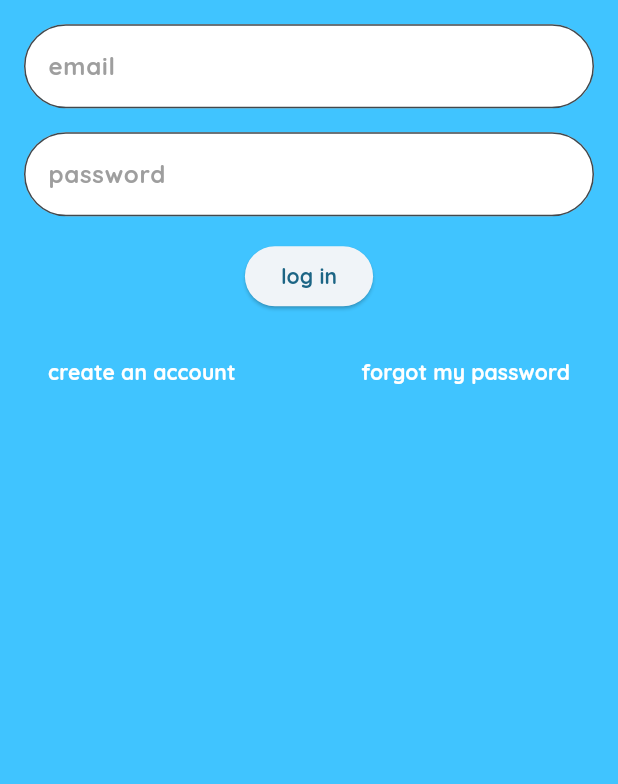
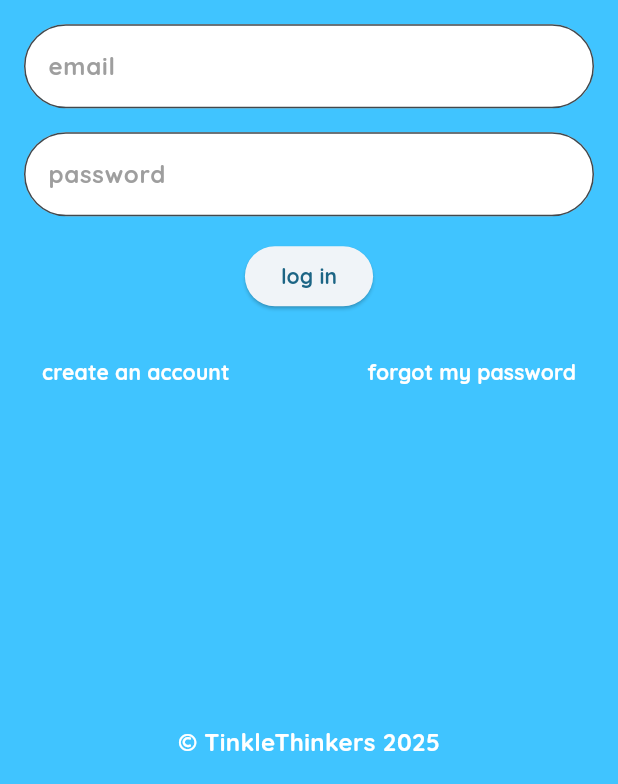
Before and after one commit to pgattic/ratemybowl, a Flutter app: the screen it shows after launch, on a phone screen of 412 x 824 dp, the part 452-1236 px from its top. Run offline on Flutter 3.47's test engine with Material 3 defaults, Android fonts, the phone set to English and light mode, and no system bars; our stand-ins replace audioplayers, flutter_dotenv, flutter_map, flutter_svg, google_fonts, latlong2 and 2 more; accounts and stored records are empty.

Commit message:
Added copyright to login screen :)

```diff
--- a/lib/screens/login_screen.dart
+++ b/lib/screens/login_screen.dart
@@ -95,16 +95,18 @@ class _LoginScreenState extends State<LoginScreen>
   Widget build(BuildContext context) {
     return Scaffold(
       backgroundColor: Colors.lightBlueAccent,
-      body: Center(
+      body: Stack(
+        children: [
+          // Centered content stays exactly where it was
+          Center(
             child: Padding(
               padding: const EdgeInsets.all(16.0),
               child: Column(
-            mainAxisAlignment: MainAxisAlignment.center,
+                mainAxisSize: MainAxisSize.min,
                 children: [
                   RateMyBowlLogo(),
                   const SizedBox(height: 16),
 
-              // Fade-in input fields + buttons
                   FadeTransition(
                     opacity: _fadeInAnimation,
                     child: Column(
@@ -120,8 +122,6 @@ class _LoginScreenState extends State<LoginScreen>
                           controller: _passwordController,
                         ),
                         const SizedBox(height: 16),
-
-                    // Login button
                         ElevatedButton(
                           onPressed: _isLoading ? null : _handleLogin,
                           child: _isLoading
@@ -138,8 +138,6 @@ class _LoginScreenState extends State<LoginScreen>
                               : const Text("log in"),
                         ),
                         const SizedBox(height: 16),
-
-                    // Links row
                         Row(
                           mainAxisAlignment: MainAxisAlignment.spaceBetween,
                           children: [
@@ -148,18 +146,16 @@ class _LoginScreenState extends State<LoginScreen>
                                 Navigator.push(
                                   context,
                                   MaterialPageRoute(
-                                builder: (context) => const RegisterScreen(),
+                                    builder: (context) =>
+                                        const RegisterScreen(),
                                   ),
                                 );
                               },
-                          child: Padding(
-                            padding: const EdgeInsets.all(4.0),
                               child: Text(
                                 "create an account",
                                 style: GoogleFonts.quicksand(
                                   fontWeight: FontWeight.bold,
                                   color: Colors.white,
-                              ),
                                 ),
                               ),
                             ),
@@ -173,14 +169,11 @@ class _LoginScreenState extends State<LoginScreen>
                                   ),
                                 );
                               },
-                          child: Padding(
-                            padding: const EdgeInsets.all(4.0),
                               child: Text(
                                 "forgot my password",
                                 style: GoogleFonts.quicksand(
                                   fontWeight: FontWeight.bold,
                                   color: Colors.white,
-                              ),
                                 ),
                               ),
                             ),
@@ -193,6 +186,21 @@ class _LoginScreenState extends State<LoginScreen>
               ),
             ),
           ),
+
+          // Copyright pinned to bottom without affecting anything
+          Positioned(
+            bottom: 16,
+            left: 0,
+            right: 0,
+            child: Center(
+              child: Text(
+                '© TinkleThinkers 2025',
+                style: TextStyle(fontSize: 16.0, color: Colors.white),
+              ),
+            ),
+          ),
+        ],
+      ),
     );
   }
 }
--- a/lib/screens/splash_screen.dart
+++ b/lib/screens/splash_screen.dart
@@ -43,7 +43,7 @@ class _SplashScreenState extends State<SplashScreen>
     _slideAnimation =
         Tween<Offset>(
           begin: Offset.zero,
-          end: const Offset(0, -2.45), // up
+          end: const Offset(0, -2.66), // up
         ).animate(
           CurvedAnimation(parent: _logoController, curve: Curves.easeInOut),
         );
```
Also changed, not shown: lib/screens/review_screen_overlay.dart (added, +214 -0 lines), 1 other file. Lines whose indentation alone changed are shown as unchanged.
